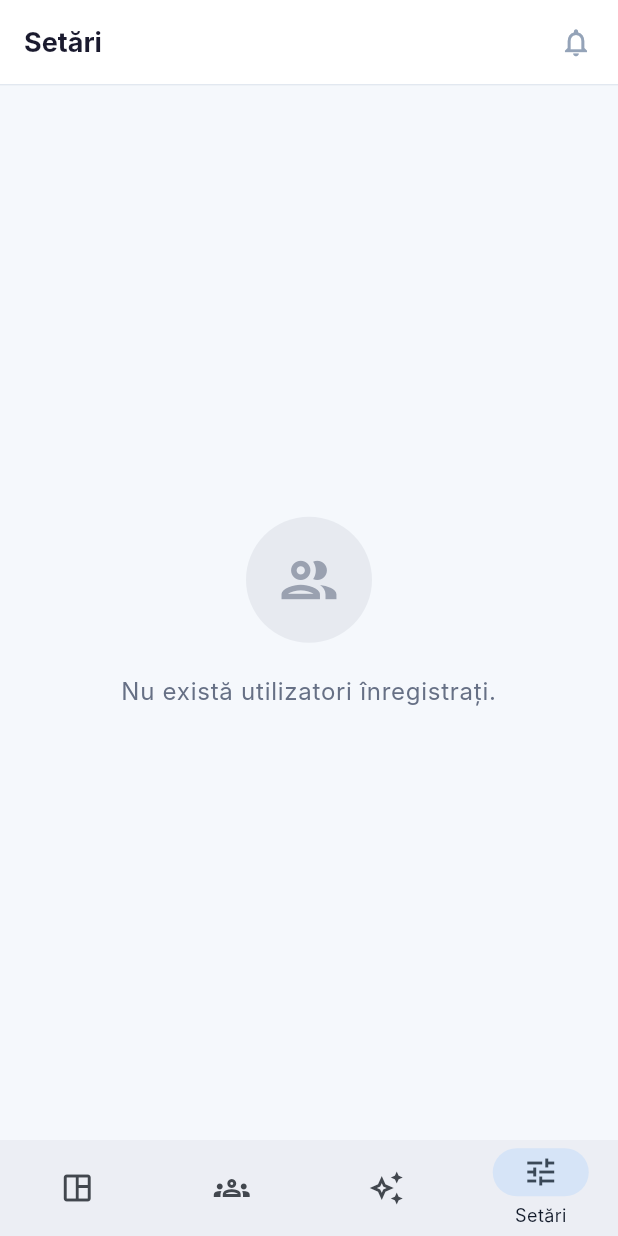
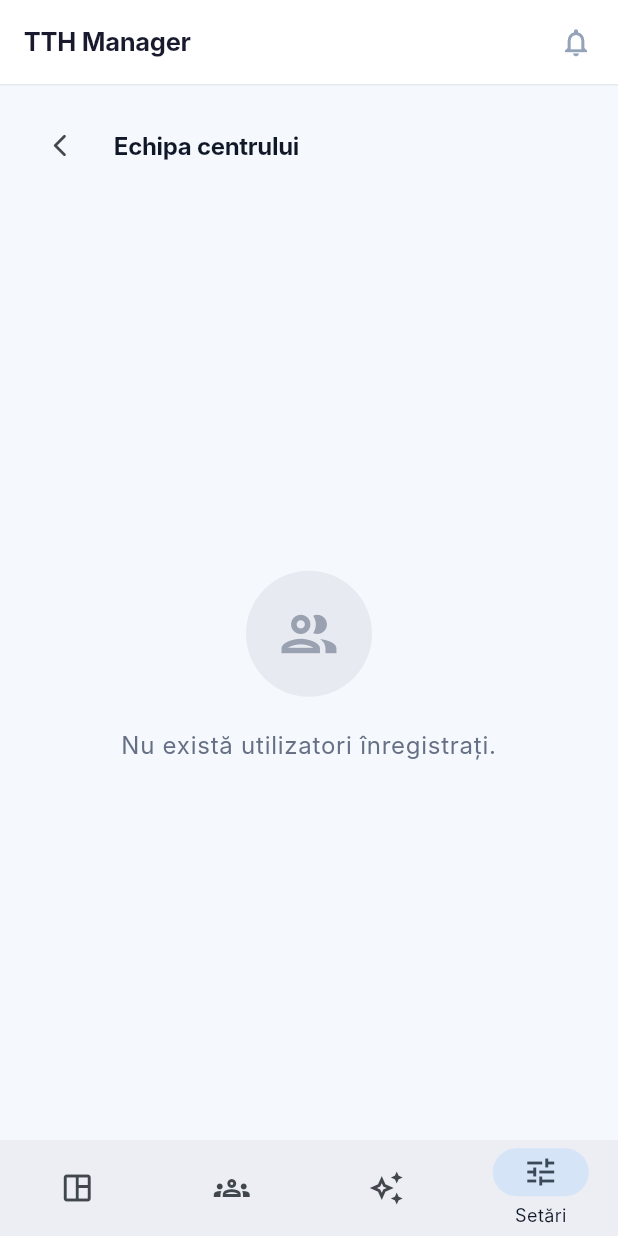
Before and after one commit to angheltofan/TTH-Manager, a Flutter app: the TrainersPage screen opened by its route, on a phone screen of 412 x 824 dp. Run offline on Flutter 3.47's test engine with Material 3 defaults, Android fonts, the phone set to English and light mode, and no system bars; our stand-ins replace flutter_markdown, flutter_riverpod, go_router, pdf, printing, supabase_flutter; accounts and stored records are empty; network calls fail; Roboto replaces fonts that are missing (Inter).

Commit message:
refactor(ui): TTH Manager brand top bar, unified child avatar colours, trainers page polish
* AppTopBar / DesktopTopBar: title is now the product name
  "TTH Manager" (rendered with letter-spacing). Page-specific titles
  live in page bodies so the top bar no longer duplicates them
* initials_avatar.dart: ChildAvatar becomes the single source of
  truth for the colour rule (Robotică = blue, Lectură/Tales = yellow,
  3D / Programare = green, Desen = purple, unknown = grey).
  child_entry.dart consumes it for consistency on the children list
* trainers_page.dart: small layout/navigation tidy-up; nothing
  user-facing changes for navigation entry points (moved to Settings
  → Echipa centrului)
* dashboard_page.dart: trailing-newline-only tweak (no behavioural
  change)

Co-Authored-By: Claude Opus 4.7 <noreply@anthropic.com>

```diff
--- a/lib/core/widgets/app_top_bar.dart
+++ b/lib/core/widgets/app_top_bar.dart
@@ -1,6 +1,5 @@
 import 'package:flutter/material.dart';
 import 'package:flutter_riverpod/flutter_riverpod.dart';
-import 'package:go_router/go_router.dart';
 
 import '../../features/auth/providers/auth_providers.dart';
 import '../utils/permission_utils.dart';
@@ -47,15 +46,20 @@ class AppTopBar extends ConsumerWidget implements PreferredSizeWidget {
 
   @override
   Widget build(BuildContext context, WidgetRef ref) {
-    final path = GoRouterState.of(context).uri.path;
     final profileAsync = ref.watch(currentProfileProvider);
     final isMobile = MediaQuery.of(context).size.width < _kMobileBreakpoint;
 
+    // Header title is the product name; page-specific titles live in
+    // the page content so there is no duplication.
     return AppBar(
       toolbarHeight: 56,
-      title: Text(
-        titleForPath(path),
-        style: const TextStyle(fontWeight: FontWeight.w700, fontSize: 18),
+      title: const Text(
+        'TTH Manager',
+        style: TextStyle(
+          fontWeight: FontWeight.w700,
+          fontSize: 17,
+          letterSpacing: -0.2,
+        ),
       ),
       elevation: 0,
       actions: [
--- a/lib/features/trainers/presentation/trainers_page.dart
+++ b/lib/features/trainers/presentation/trainers_page.dart
@@ -1,5 +1,6 @@
 import 'package:flutter/material.dart';
 import 'package:flutter_riverpod/flutter_riverpod.dart';
+import 'package:go_router/go_router.dart';
 
 import '../../../core/widgets/empty_state.dart';
 import '../../../core/widgets/error_state.dart';
@@ -17,7 +18,12 @@ class TrainersPage extends ConsumerWidget {
 
     return Scaffold(
       backgroundColor: theme.scaffoldBackgroundColor,
-      body: trainersAsync.when(
+      body: Column(
+        crossAxisAlignment: CrossAxisAlignment.stretch,
+        children: [
+          _PageHeader(theme: theme),
+          Expanded(
+            child: trainersAsync.when(
               data: (trainers) => trainers.isEmpty
                   ? const AppEmptyState(
                       message: 'Nu există utilizatori înregistrați.',
@@ -32,6 +38,54 @@ class TrainersPage extends ConsumerWidget {
               loading: () => const AppLoading(),
               error: (e, _) => AppError(message: e.toString()),
             ),
+          ),
+        ],
+      ),
     );
   }
 }
+
+/// Back button + page title rendered at the top of the Team page.
+/// The back action uses `context.pop()` when the navigation stack has
+/// a previous route (Web back button, Android system back, Windows
+/// keyboard backspace all route through it). When there's nothing to
+/// pop — e.g. the user opened the page via a deep link — it falls back
+/// to the Settings page so the user is never stranded.
+class _PageHeader extends StatelessWidget {
+  const _PageHeader({required this.theme});
+  final ThemeData theme;
+
+  void _onBack(BuildContext context) {
+    if (context.canPop()) {
+      context.pop();
+    } else {
+      context.go('/settings');
+    }
+  }
+
+  @override
+  Widget build(BuildContext context) {
+    return Padding(
+      padding: const EdgeInsets.fromLTRB(16, 16, 16, 8),
+      child: Row(
+        children: [
+          IconButton(
+            icon: const Icon(Icons.arrow_back_ios_new_rounded, size: 18),
+            tooltip: 'Înapoi',
+            onPressed: () => _onBack(context),
+            padding: const EdgeInsets.all(6),
+            constraints: const BoxConstraints(),
+          ),
+          const SizedBox(width: 12),
+          Text(
+            'Echipa centrului',
+            style: theme.textTheme.titleMedium?.copyWith(
+              fontWeight: FontWeight.w700,
+              letterSpacing: -0.2,
+            ),
+          ),
+        ],
+      ),
+    );
+  }
+}
```
Also changed, not shown: lib/core/widgets/desktop_top_bar.dart (+6 -5 lines), lib/core/widgets/initials_avatar.dart (+46 -33 lines), lib/features/children/presentation/widgets/child_entry.dart (+56 -44 lines), lib/features/dashboard/presentation/dashboard_page.dart (line endings or trailing spaces). Lines whose indentation alone changed are shown as unchanged.
